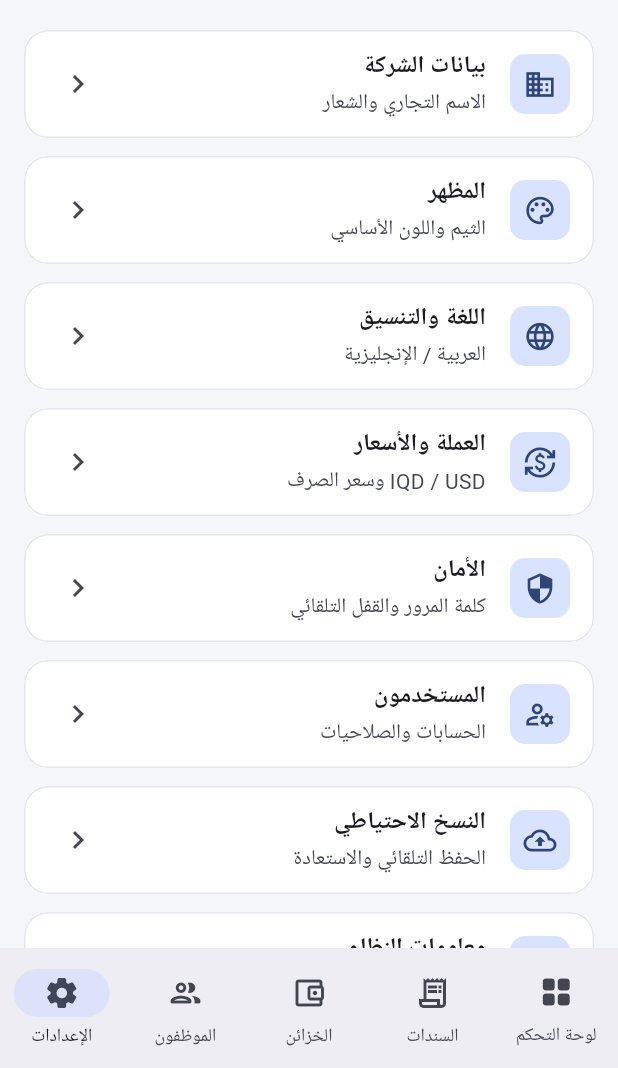
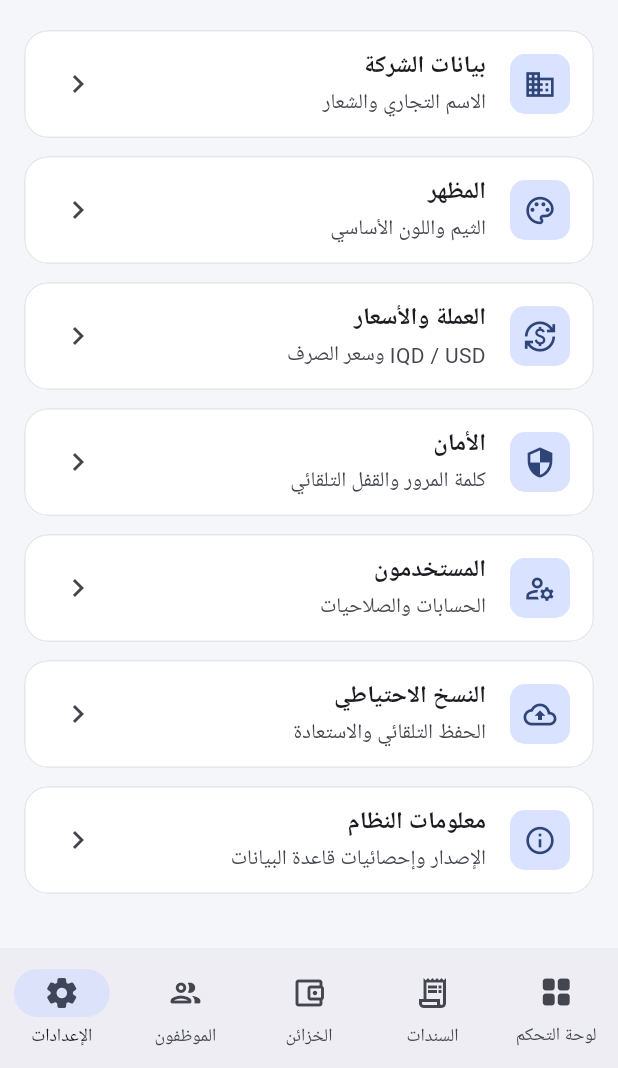
Before and after one commit to Speed3d/sanad-app, a Flutter app: the SettingsScreen screen opened by its route, on a phone screen of 412 x 824 dp, the part 168-1236 px from its top. Run offline on Flutter 3.47's test engine with Material 3 defaults, Android fonts, the phone set to English and light mode, and no system bars; our stand-ins replace drift, drift_flutter, file_picker, fl_chart, flutter_animate, flutter_riverpod and 7 more; missing offline and left inert: bcrypt, excel, pointycastle; accounts and stored records are empty; generated files the repository leaves out were written again; Roboto replaces fonts that are missing (Cairo).

Commit message:
fix(ui): disable the language switcher (honest - English is not wired up)
The l10n system is fully generated but never connected: AppLocalizations.delegate
isn't registered and ~100% of UI strings are inline Arabic. The language tab
promised instant Arabic<->English switching that never happened, and actually
switching flipped the layout to LTR while all text stayed Arabic - a broken,
half-mirrored UI strictly worse than no toggle.

Per the owner's decision:
- removed the 'اللغة والتنسيق' section from settings (language_tab import
  commented out, kept for when l10n is wired).
- main.dart pins the locale to Arabic, protecting any install whose stored
  language was 'en' from being stuck in the broken English layout.

To be re-enabled once AppLocalizations is actually connected.

Tests: 90/90 passing. Analyzer: 0 issues.

Co-Authored-By: Claude Opus 5 <noreply@anthropic.com>

```diff
--- a/lib/presentation/features/settings/settings_screen.dart
+++ b/lib/presentation/features/settings/settings_screen.dart
@@ -21,7 +21,7 @@ import 'package:flutter_riverpod/flutter_riverpod.dart';
 
 import 'tabs/company_tab.dart';
 import 'tabs/appearance_tab.dart';
-import 'tabs/language_tab.dart';
+// import 'tabs/language_tab.dart'; // مُعطَّل مؤقتاً — انظر ملاحظة قسم اللغة أدناه
 import 'tabs/currency_tab.dart';
 import 'tabs/security_tab.dart';
 import 'tabs/users_tab.dart';
@@ -59,12 +59,10 @@ final List<_SettingsSection> _sections = [
     icon: Icons.palette_outlined,
     builder: () => const AppearanceTab(),
   ),
-  _SettingsSection(
-    title: 'اللغة والتنسيق',
-    subtitle: 'العربية / الإنجليزية',
-    icon: Icons.language_outlined,
-    builder: () => const LanguageTab(),
-  ),
+  // ملاحظة: أُزيل قسم "اللغة والتنسيق" مؤقتاً (قرار المالك 2026-08-07).
+  //   نظام الترجمة (l10n) مبنيّ لكنه غير موصول — كان التبويب يَعِد بترجمة
+  //   إنجليزية فورية لا تحدث، وتبديل اللغة يقلب التخطيط لـ LTR بينما تبقى
+  //   كل النصوص عربية = واجهة مكسورة. يُعاد عند ربط الترجمة فعلياً.
   _SettingsSection(
     title: 'العملة والأسعار',
     subtitle: 'IQD / USD وسعر الصرف',
```
Also changed, not shown: lib/main.dart (+5 -4 lines).
